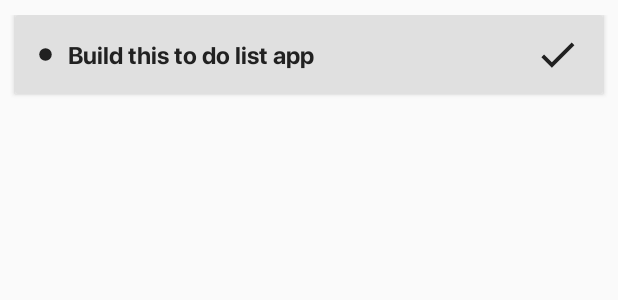
After one commit to dwestaway/SatisfyingToDoList, an Android app: the layout card.xml on its own in the app's theme, with its tools: preview values and no code run, on a phone screen of 412 x 824 dp. The commit adds this screen. Shown: the top 300 px of the screen. Run offline under Robolectric (Android 15) with nearby library versions, the phone set to English and light mode, and no system bars.

Commit message:
Card view
Built card view to hold each to do list item

```diff
--- /dev/null
+++ b/app/src/main/res/drawable/ic_baseline_check_24.xml
@@ -0,0 +1,5 @@
+<vector android:height="30dp" android:tint="#212121"
+    android:viewportHeight="24" android:viewportWidth="24"
+    android:width="30dp" xmlns:android="http://schemas.android.com/apk/res/android">
+    <path android:fillColor="@android:color/white" android:pathData="M9,16.17L4.83,12l-1.42,1.41L9,19 21,7l-1.41,-1.41z"/>
+</vector>
--- /dev/null
+++ b/app/src/main/res/drawable/ic_dot.xml
@@ -0,0 +1,5 @@
+<vector android:height="10dp" android:tint="#212121"
+    android:viewportHeight="24" android:viewportWidth="24"
+    android:width="10dp" xmlns:android="http://schemas.android.com/apk/res/android">
+    <path android:fillColor="@android:color/white" android:pathData="M12,12m-10,0a10,10 0,1 1,20 0a10,10 0,1 1,-20 0"/>
+</vector>
--- /dev/null
+++ b/app/src/main/res/layout/card.xml
@@ -0,0 +1,66 @@
+<?xml version="1.0" encoding="utf-8"?>
+<LinearLayout xmlns:android="http://schemas.android.com/apk/res/android"
+    xmlns:app="http://schemas.android.com/apk/res-auto"
+    xmlns:tools="http://schemas.android.com/tools"
+    android:orientation="vertical" android:layout_width="match_parent"
+    android:layout_height="match_parent"
+    android:paddingTop="10dp">
+
+    <androidx.cardview.widget.CardView
+        android:layout_width="match_parent"
+        android:layout_height="wrap_content"
+        android:layout_marginBottom="10dp"
+        android:layout_marginLeft="10dp"
+        android:layout_marginRight="10dp">
+
+        <androidx.constraintlayout.widget.ConstraintLayout
+            android:layout_width="match_parent"
+            android:layout_height="wrap_content"
+            android:orientation="vertical"
+            android:background="@color/lightGrey">
+
+            <ImageView
+                android:id="@+id/imageView"
+                android:layout_width="wrap_content"
+                android:layout_height="wrap_content"
+                android:layout_marginLeft="15dp"
+                android:src="@drawable/ic_dot"
+                app:layout_constraintBottom_toBottomOf="parent"
+                app:layout_constraintStart_toStartOf="parent"
+                app:layout_constraintTop_toTopOf="parent" />
+            <TextView
+                android:id="@+id/cardDesc"
+                android:layout_width="match_parent"
+                android:layout_height="wrap_content"
+                android:layout_marginLeft="35dp"
+                android:layout_marginRight="60dp"
+                android:layout_marginTop="15dp"
+                android:layout_marginBottom="15dp"
+                android:fontFamily="@font/sfprodisplay_bold"
+                android:text="Build this to do list app"
+                android:textColor="@color/textGrey"
+                android:textSize="16dp"
+                app:layout_constraintBottom_toBottomOf="parent"
+                app:layout_constraintEnd_toEndOf="parent"
+                app:layout_constraintStart_toStartOf="parent"
+                app:layout_constraintTop_toTopOf="parent" />
+
+
+            <ImageButton
+                android:id="@+id/doneButton"
+                android:layout_width="50dp"
+                android:layout_height="50dp"
+                android:layout_marginRight="5dp"
+                app:layout_constraintBottom_toBottomOf="parent"
+                app:layout_constraintEnd_toEndOf="parent"
+                app:layout_constraintTop_toTopOf="parent"
+                android:background="@null"
+                android:src="@drawable/ic_baseline_check_24" />
+
+        </androidx.constraintlayout.widget.ConstraintLayout>
+
+    </androidx.cardview.widget.CardView>
+
+
+
+</LinearLayout>
--- a/app/src/main/res/values/colors.xml
+++ b/app/src/main/res/values/colors.xml
@@ -4,7 +4,7 @@
     <color name="colorPrimaryDark">#BDBDBD</color>
     <color name="colorAccent">#757575</color>
 
-    <color name="lightGrey">#EEEEEE</color>
+    <color name="lightGrey">#E0E0E0</color>
     <color name="textGrey">#212121</color>
-    <color name="green">#00E676</color>
+    <color name="green">#81C784</color>
 </resources>
```
Also changed, not shown: app/src/main/res/font/sfprodisplay_bold.ttf (added).
